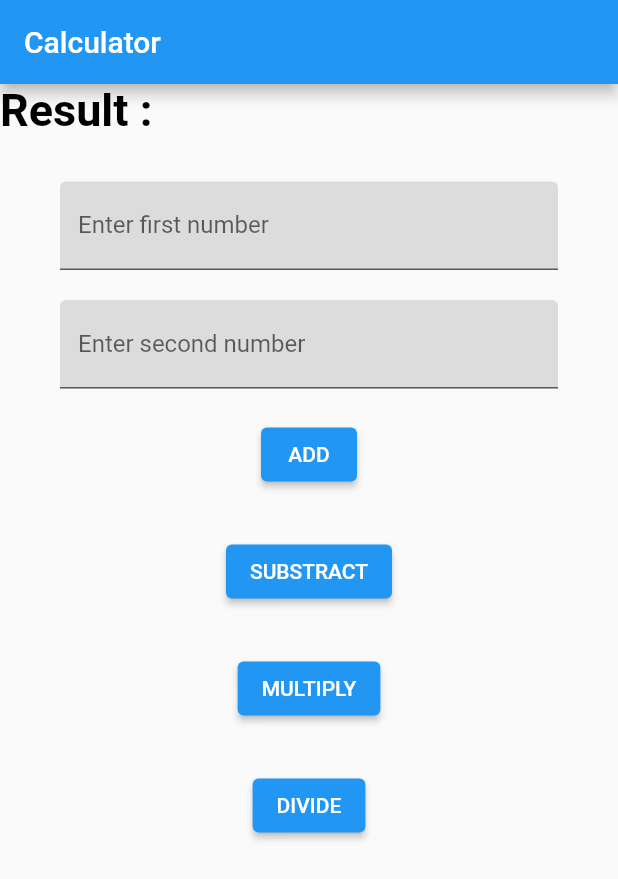
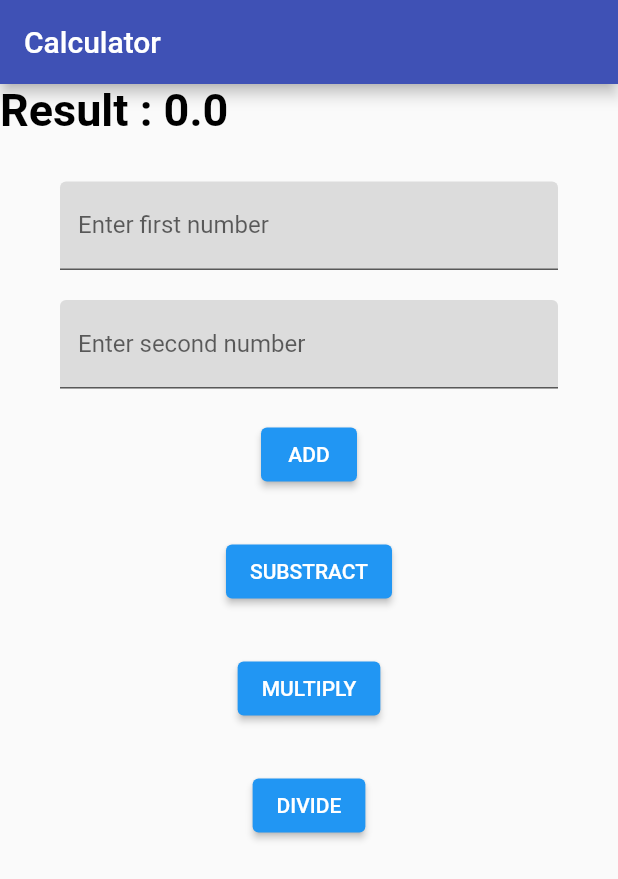
Before and after one commit to ahmadnaufal684/flutter-ahmad-naufal-fundamental, a Flutter app: the screen it shows after launch, after a tap on "ADD", on a phone screen of 412 x 824 dp. Shown: the top 879 px of the screen. Run offline on Flutter 3.47's test engine with Material 2 defaults, Android fonts, the phone set to English and light mode, and no system bars.

Commit message:
mini projek 3

```diff
--- a/lib/main.dart
+++ b/lib/main.dart
@@ -15,19 +15,53 @@ class _MyAppState extends State<MyApp> {
   TextEditingController controller1 = TextEditingController();
   TextEditingController controller2 = TextEditingController();
 
+  double result = 0, angka1 = 0, angka2 = 0;
+
+  tambah() {
+    setState(() {
+      angka1 = double.parse(controller1.text);
+      angka2 = double.parse(controller2.text);
+      result = angka1 + angka2;
+    });
+  }
+
+  kurang() {
+    setState(() {
+      angka1 = double.parse(controller1.text);
+      angka2 = double.parse(controller2.text);
+      result = angka1 - angka2;
+    });
+  }
+
+  kali() {
+    setState(() {
+      angka1 = double.parse(controller1.text);
+      angka2 = double.parse(controller2.text);
+      result = angka1 * angka2;
+    });
+  }
+
+  bagi() {
+    setState(() {
+      angka1 = double.parse(controller1.text);
+      angka2 = double.parse(controller2.text);
+      result = angka1 / angka2;
+    });
+  }
+
   @override
   Widget build(BuildContext context) {
     return MaterialApp(
         home: Scaffold(
       appBar: AppBar(
-        backgroundColor: Colors.blue,
+        backgroundColor: Colors.indigo,
         title: Text('Calculator'),
       ),
       body: Column(
         children: [
           Align(
               alignment: Alignment.centerLeft,
-              child: Text('Result : ',
+              child: Text('Result : $result',
                   style: TextStyle(
                       fontSize: 30,
                       fontWeight: FontWeight.bold,
@@ -63,19 +97,43 @@ class _MyAppState extends State<MyApp> {
               alignment: Alignment.center,
               child: Column(
                 children: [
-                  ElevatedButton(onPressed: () {}, child: Text('ADD')),
+                  ElevatedButton(
+                      onPressed: () {
+                        tambah();
+                        controller1.clear();
+                        controller2.clear();
+                      },
+                      child: Text('ADD')),
                   SizedBox(
                     height: 30,
                   ),
-                  ElevatedButton(onPressed: () {}, child: Text('SUBSTRACT')),
+                  ElevatedButton(
+                      onPressed: () {
+                        kurang();
+                        controller1.clear();
+                        controller2.clear();
+                      },
+                      child: Text('SUBSTRACT')),
                   SizedBox(
                     height: 30,
                   ),
-                  ElevatedButton(onPressed: () {}, child: Text('MULTIPLY')),
+                  ElevatedButton(
+                      onPressed: () {
+                        kali();
+                        controller1.clear();
+                        controller2.clear();
+                      },
+                      child: Text('MULTIPLY')),
                   SizedBox(
                     height: 30,
                   ),
-                  ElevatedButton(onPressed: () {}, child: Text('DIVIDE'))
+                  ElevatedButton(
+                      onPressed: () {
+                        bagi();
+                        controller1.clear();
+                        controller2.clear();
+                      },
+                      child: Text('DIVIDE'))
                 ],
               ))
         ],
```
